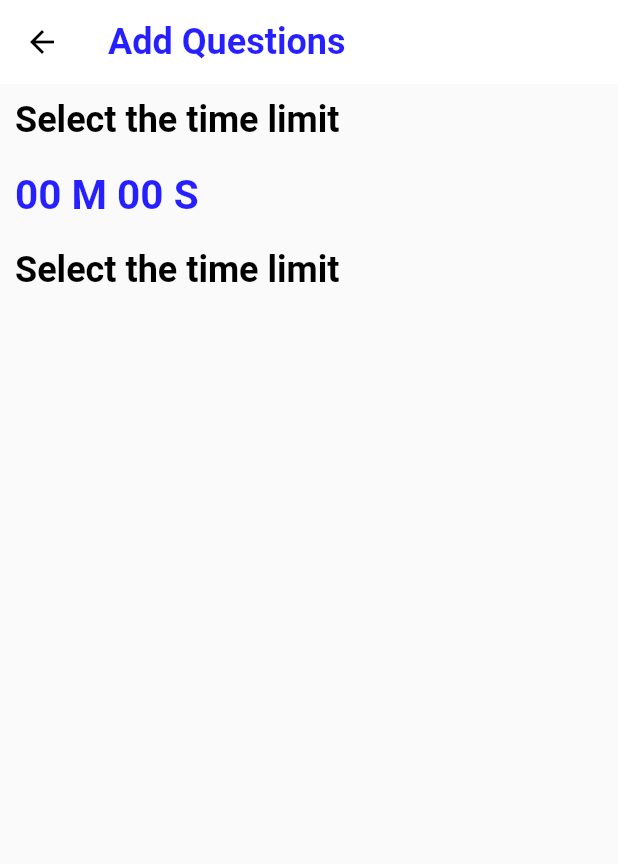
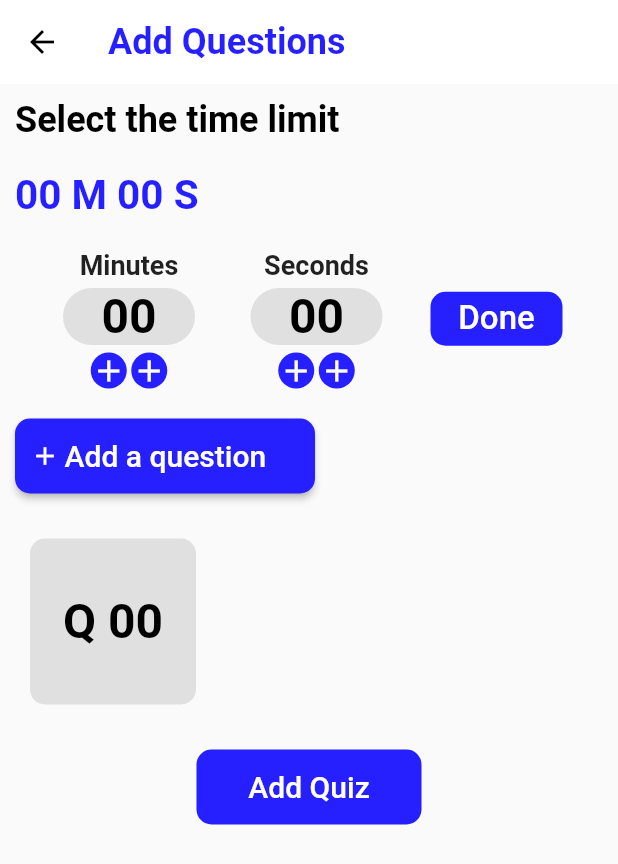
Before and after one commit to joardar-aditya/Home-Classroom, a Flutter app: the add_question screen opened directly, on a phone screen of 412 x 824 dp. Shown: the top 864 px of the screen. Run offline on Flutter 3.47's test engine with Material 2 defaults, Android fonts, the phone set to English and light mode, and no system bars; our stand-ins replace carousel_slider, flutter_screenutil, shared_preferences; missing offline and left inert: calendarro; accounts and stored records are empty.

Commit message:
quiz over, along with document, announcement

```diff
--- a/studieteacher/lib/quiz/Add_question.dart
+++ b/studieteacher/lib/quiz/Add_question.dart
@@ -1,6 +1,7 @@
 import 'package:flutter/material.dart';
 import 'package:studieteacher/basic/basics.dart';
 import 'package:studieteacher/colors/colors.dart';
+import 'package:studieteacher/quiz/add_on_ques.dart';
 
 class add_question extends StatefulWidget {
   @override
@@ -31,8 +32,101 @@ class _stateAdd_ques extends State<add_question> {
           ),
           Container(
             margin: EdgeInsets.all(10),
-            child: Text('Select the time limit', style: TextStyle(color: Colors.black, fontWeight: FontWeight.bold, fontSize: 24),),
-          )
+            child: Row(
+              crossAxisAlignment: CrossAxisAlignment.center,
+              mainAxisSize: MainAxisSize.max,
+              mainAxisAlignment: MainAxisAlignment.spaceEvenly,
+              children: <Widget>[Column(
+                children: <Widget>[
+                  Text('Minutes', style: TextStyle(fontWeight: FontWeight.bold, fontSize: 18),),
+                  Container(margin:EdgeInsets.symmetric(horizontal: 5),child:RaisedButton(
+                      shape: RoundedRectangleBorder(borderRadius: BorderRadius.circular(20)),
+                      disabledColor:Colors.grey[300],
+                      child:Center(child:Text('00', style: TextStyle(color:Colors.black,fontSize: 32, fontWeight: FontWeight.bold), )))),
+                  Row(mainAxisSize: MainAxisSize.min,
+                    children: <Widget>[
+                      Container(decoration:BoxDecoration(shape: BoxShape.circle, color: Colors_pack.color),child:Icon(Icons.add, color: Colors.white,)),
+                      Container(margin:EdgeInsets.only(left: 3),decoration:BoxDecoration(shape: BoxShape.circle, color: Colors_pack.color),child:Icon(Icons.add, color: Colors.white,)),
+                    ],)
+
+                ],
+              ),
+                Column(
+                  children: <Widget>[
+                    Text('Seconds', style: TextStyle(fontWeight: FontWeight.bold, fontSize: 18),),
+                    Container(margin:EdgeInsets.symmetric(horizontal: 5),child:RaisedButton(
+                        shape: RoundedRectangleBorder(borderRadius: BorderRadius.circular(20)),
+                        disabledColor:Colors.grey[300],
+                        child:Center(child:Text('00', style: TextStyle(color:Colors.black,fontSize: 32, fontWeight: FontWeight.bold), )))),
+                    Row(mainAxisSize: MainAxisSize.min,
+                      children: <Widget>[
+                       Container(decoration:BoxDecoration(shape: BoxShape.circle, color: Colors_pack.color),child:Icon(Icons.add, color: Colors.white,)),
+                        Container(margin:EdgeInsets.only(left: 3),decoration:BoxDecoration(shape: BoxShape.circle, color: Colors_pack.color),child:Icon(Icons.add, color: Colors.white,)),
+                      ],)
+
+                  ],
+                ),Container(
+                  child:RaisedButton(
+                    disabledColor: Colors_pack.color,
+                    shape: RoundedRectangleBorder(borderRadius: BorderRadius.circular(10)),
+                    child:Center(child: Text('Done', style: TextStyle(color:Colors.white, fontSize: 22),),)
+                  )
+                )],
+            )
+          ),
+          Column(
+            mainAxisSize: MainAxisSize.min,
+            crossAxisAlignment: CrossAxisAlignment.start,
+            children: <Widget>[
+              Container(
+                height: 50,
+                width: 200,
+                margin: EdgeInsets.all(10),
+                child: RaisedButton(shape:RoundedRectangleBorder(borderRadius: BorderRadius.circular(10)),
+                    color:Colors_pack.color,
+                    onPressed: () {Navigator.push(context, MaterialPageRoute(builder: (context) => add_on_ques()));},
+                    disabledColor: Colors_pack.color,padding: EdgeInsets.all(10),
+                  child:Row(children: <Widget>[
+                    Container(margin: EdgeInsets.only(right: 3),child: Icon(Icons.add, color: Colors.white, size: 20,),),
+                    Text('Add a question', style: TextStyle(color:Colors.white, fontSize: 20),)
+                  ],)
+                )
+              )
+            ],
+          ),
+          Container(
+            margin: EdgeInsets.all(10),
+            child:Container(
+              child:GridView.count(shrinkWrap:true,crossAxisCount:3,
+              children: List.generate(1, (index) {
+                return Container(
+                  decoration: BoxDecoration(
+                    color:Colors.grey[300],
+                    borderRadius: BorderRadius.circular(10)
+                  ),
+                  margin: EdgeInsets.all(10),
+                  child:Center(
+                    child:Text('Q 0$index', style: TextStyle(fontWeight:FontWeight.bold,color: Colors.black, fontSize: 32),),
+                  )
+                );
+              }),)
+            )
+          ),
+          Column(
+            mainAxisSize: MainAxisSize.min,
+            crossAxisAlignment: CrossAxisAlignment.center,
+            children: <Widget>[
+              Container(
+                  height: 50,
+                  width: 150,
+                  margin: EdgeInsets.all(10),
+                  child: RaisedButton(shape:RoundedRectangleBorder(borderRadius: BorderRadius.circular(10)),disabledColor: Colors_pack.color,padding: EdgeInsets.all(10),
+                      child:
+                        Text('Add Quiz', style: TextStyle(color:Colors.white, fontSize: 20),)
+                  )
+              )
+            ],
+          ),
         ],
       ),
     );
--- a/studieteacher/lib/starting.dart
+++ b/studieteacher/lib/starting.dart
@@ -1,6 +1,8 @@
 import 'package:flutter/cupertino.dart';
 import 'package:flutter/material.dart';
+import 'package:studieteacher/Announce/announce.dart';
 import 'package:studieteacher/Homework/homework.dart';
+import 'package:studieteacher/document/document.dart';
 import 'package:studieteacher/exams/exams_start.dart';
 import 'package:studieteacher/intro_button.dart';
 import 'package:studieteacher/attendance.dart';
@@ -138,7 +140,7 @@ class _startingState extends State<starting> {
                          elevation: 0.0,
                          child:
                          intro_button("assets/documents.png", "Documents"),
-                         onPressed: () {Navigator.push(context, MaterialPageRoute(builder: (context) => attendance()));},
+                         onPressed: () {Navigator.push(context, MaterialPageRoute(builder: (context) => document()));},
                          color: Colors.white,
                          disabledColor: Colors.white,splashColor: Colors.blue,)),
                      ])),
@@ -166,7 +168,7 @@ class _startingState extends State<starting> {
                          elevation: 0.0,
                          child:
                          intro_button("assets/announce.png", "Announce"),
-                         onPressed: () {Navigator.push(context, MaterialPageRoute(builder: (context) => attendance()));},
+                         onPressed: () {Navigator.push(context, MaterialPageRoute(builder: (context) => announce()));},
                          color: Colors.white,
                          disabledColor: Colors.white,splashColor: Colors.blue,)),
                      ])),
```
Also changed, not shown: studieteacher/lib/Announce/announce.dart (added, +182 -0 lines), studieteacher/lib/document/document.dart (added, +182 -0 lines), studieteacher/lib/quiz/add_on_ques.dart (added, +176 -0 lines).
